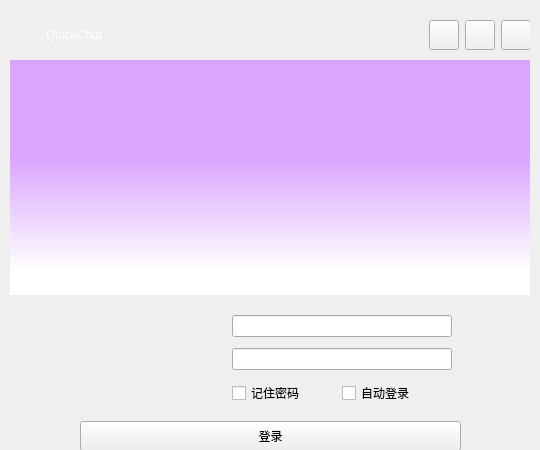
EUIOwO/QuickChat, file QuickChat/loginwidget.ui: the form before one commit.
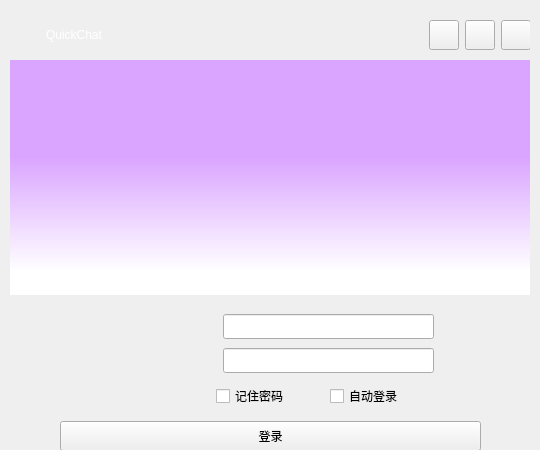
The form after the commit. The open tabs and pages were chosen to show the change. Icons and pictures are not drawn. Custom widgets are drawn as their Qt base class.

Commit message: 完成了聊天界面MainWindow的界面设计

Diff of the .ui file:
```diff
--- a/QuickChat/loginwidget.ui
+++ b/QuickChat/loginwidget.ui
@@ -249,13 +249,13 @@
          <number>0</number>
         </property>
         <property name="leftMargin">
-         <number>70</number>
+         <number>50</number>
         </property>
         <property name="topMargin">
          <number>0</number>
         </property>
         <property name="rightMargin">
-         <number>70</number>
+         <number>50</number>
         </property>
         <property name="bottomMargin">
          <number>0</number>
@@ -295,9 +295,15 @@
               <height>120</height>
              </size>
             </property>
-            <layout class="QVBoxLayout" name="verticalLayout">
-             <item>
               <widget class="QLineEdit" name="lineEditUser">
+             <property name="geometry">
+              <rect>
+               <x>13</x>
+               <y>13</y>
+               <width>211</width>
+               <height>25</height>
+              </rect>
+             </property>
                <property name="toolTip">
                 <string>&lt;html&gt;&lt;head/&gt;&lt;body&gt;&lt;p&gt;用户名&lt;/p&gt;&lt;/body&gt;&lt;/html&gt;</string>
                </property>
@@ -311,9 +317,15 @@
                 <string/>
                </property>
               </widget>
-             </item>
-             <item>
               <widget class="QLineEdit" name="lineEditPasswd">
+             <property name="geometry">
+              <rect>
+               <x>13</x>
+               <y>47</y>
+               <width>211</width>
+               <height>25</height>
+              </rect>
+             </property>
                <property name="whatsThis">
                 <string>&lt;html&gt;&lt;head/&gt;&lt;body&gt;&lt;p&gt;用户密码&lt;/p&gt;&lt;/body&gt;&lt;/html&gt;</string>
                </property>
@@ -321,12 +333,16 @@
                 <string/>
                </property>
               </widget>
-             </item>
-             <item>
-              <layout class="QHBoxLayout" name="horizontalLayout_2" stretch="1,1">
-               <property name="spacing">
-                <number>0</number>
-               </property>
+            <widget class="QWidget" name="">
+             <property name="geometry">
+              <rect>
+               <x>6</x>
+               <y>83</y>
+               <width>221</width>
+               <height>24</height>
+              </rect>
+             </property>
+             <layout class="QHBoxLayout" name="horizontalLayout_2">
                <item>
                 <widget class="QCheckBox" name="checkBoxAutoLogin">
                  <property name="text">
@@ -348,8 +364,7 @@
                 </widget>
                </item>
               </layout>
-             </item>
-            </layout>
+            </widget>
            </widget>
           </item>
          </layout>
```
Left out of the diff: 2 changed lines with no effect on the pictures. Lines whose indentation alone changed are shown as unchanged. The commit also changes 7 other files.
